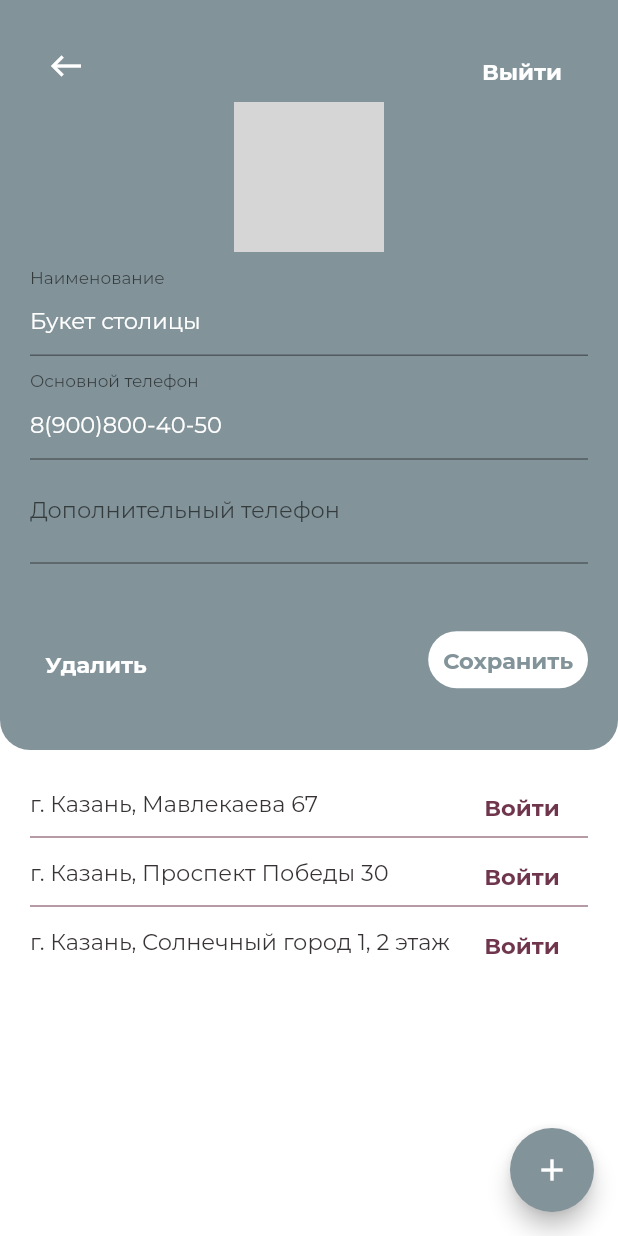
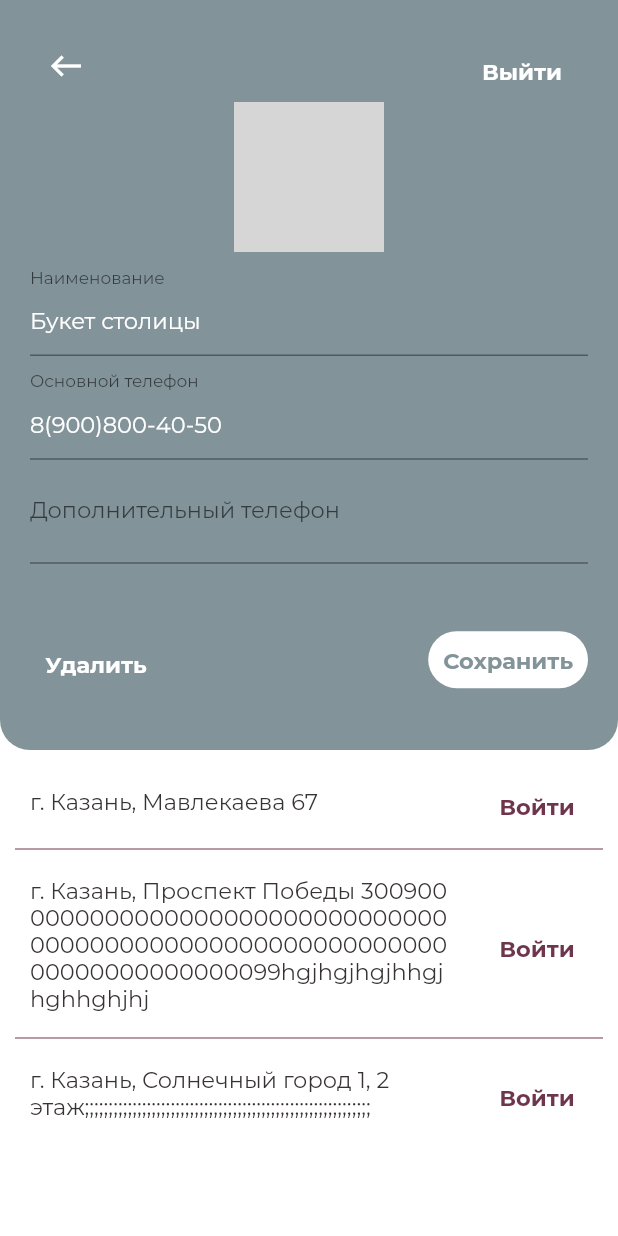
Before and after one commit to ermeevar/FlowerUI, a Flutter app: the screen it shows after launch, after a tap on "Изменить", on a phone screen of 412 x 824 dp. Run offline on Flutter 3.47's test engine with Material 2 defaults, Android fonts, the phone set to English and light mode, and no system bars; network calls fail; grey boxes are pictures that could not be loaded.

Commit message:
Split shops' content and products' content in widgets

```diff
--- a/lib/main.dart
+++ b/lib/main.dart
@@ -1,4 +1,4 @@
-import 'file:///C:/Users/201706/Desktop/FlowerUI/lib/screens/store.widgets/store.main_menu.dart';
+import 'file:///C:/Users/201706/Desktop/FlowerUI/lib/screens/store.widgets/store.main.menu.dart';
 import 'package:flutter/material.dart';
 
 void main() {
--- /dev/null
+++ b/lib/screens/store.widgets/store.content.dart
@@ -0,0 +1,155 @@
+import 'package:flower_ui/models/shop.dart';
+import 'package:flower_ui/screens/store.widgets/store.information.dart';
+import 'package:flutter/cupertino.dart';
+import 'package:flutter/material.dart';
+import '../../models/storeProduct.dart';
+
+class StoreContent extends StatefulWidget {
+  @override
+  StoreContentState createState() => StoreContentState();
+}
+
+class StoreContentState extends State<StoreContent> {
+  List<Shop> _shops = [
+    new Shop("г. Казань, Мавлекаева 67", 0),
+    new Shop(
+        "г. Казань, Проспект Победы 3009000000000000000000000000000000000000000000000000000000000000000000000000099hgjhgjhgjhhgjhghhghjhj",
+        0),
+    new Shop(
+        "г. Казань, Солнечный город 1, 2 этаж;;;;;;;;;;;;;;;;;;;;;;;;;;;;;;;;;;;;;;;;;;;;;;;;;;;;;;;;;;;;",
+        0)
+  ];
+  List<StoreProduct> _storeProducts = [
+    new StoreProduct("Ландыш", 137.80),
+    new StoreProduct("Тюльпан", 137.80),
+    new StoreProduct("Роза", 137.80),
+    new StoreProduct(
+        "Еще роза, 100000000 розззззззззззззззззззззззззззззззззззззззззззззз",
+        137.80),
+    new StoreProduct("Много роз", 137.80),
+    new StoreProduct("Роза роза роза", 137.80),
+  ];
+
+  @override
+  Widget build(BuildContext context) {
+    return Expanded(
+        child: new Padding(
+      padding: EdgeInsets.all(10),
+      child: new PageView(children: [
+        _shopsContent(context),
+        _productsContent(context),
+      ]),
+    ));
+  }
+
+  Widget _shopsContent(BuildContext context) {
+    return ListView.separated(
+      separatorBuilder: (context, index) => Divider(
+        color: Color.fromRGBO(110, 53, 76, 1),
+      ),
+      itemCount: _shops.length,
+      itemBuilder: (context, index) {
+        return new Container(
+            child: new Row(
+          mainAxisAlignment: MainAxisAlignment.spaceBetween,
+          children: [
+            new Expanded(
+                child: Padding(
+              padding: EdgeInsets.all(10),
+              child: new Text(
+                _shops[index].address,
+                style: new TextStyle(
+                    fontFamily: "Montserrat",
+                    fontSize: 15,
+                    color: Color.fromRGBO(55, 50, 52, 1),
+                    decoration: TextDecoration.none),
+              ),
+            )),
+            new FlatButton(
+                onPressed: () {},
+                padding: EdgeInsets.all(0),
+                child: new Text(
+                  "Войти",
+                  style: new TextStyle(
+                      height: 2,
+                      fontSize: 15.0,
+                      fontFamily: "MontserratBold",
+                      color: Color.fromRGBO(110, 53, 76, 1),
+                      decoration: TextDecoration.none),
+                )),
+          ],
+        ));
+      },
+    );
+  }
+
+  Widget _productsContent(BuildContext context) {
+    return ListView.separated(
+      separatorBuilder: (context, index) => Divider(
+        color: Color.fromRGBO(110, 53, 76, 1),
+      ),
+      itemCount: _storeProducts.length,
+      itemBuilder: (context, index) {
+        return new Container(
+            height: 105,
+            alignment: Alignment.centerLeft,
+            child: new Expanded(
+              child: Padding(
+                  padding: EdgeInsets.all(0),
+                  child: new Row(
+                    //mainAxisAlignment: MainAxisAlignment.spaceEvenly,
+                    children: [
+                      new Padding(
+                        padding: EdgeInsets.only(
+                            right: 40, top: 5, left: 5, bottom: 5),
+                        child: new CircleAvatar(
+                          radius: 50,
+                          backgroundImage: NetworkImage(
+                              'https://upload.wikimedia.org/wikipedia/commons/d/db/Rosa_Peer_Gynt_1.jpg'),
+                          backgroundColor: Colors.transparent,
+                        ),
+                      ),
+                      new Column(
+                        crossAxisAlignment: CrossAxisAlignment.start,
+                        mainAxisAlignment: MainAxisAlignment.center,
+                        children: [
+                          new Expanded(
+                              child: Text(_storeProducts[index].name,
+                              overflow: TextOverflow.clip,
+                              style: new TextStyle(
+                                  fontSize: 20.0,
+                                  fontFamily: "Montserrat",
+                                  color: Color.fromRGBO(55, 50, 52, 1),
+                                  fontWeight: FontWeight.normal,
+                                  decoration: TextDecoration.none))
+                          ),
+                          new Text(
+                              _storeProducts[index].cost.toString() + " руб.",
+                              style: new TextStyle(
+                                  height: 2,
+                                  fontSize: 15.0,
+                                  fontWeight: FontWeight.normal,
+                                  fontFamily: "Montserrat",
+                                  color: Color.fromRGBO(55, 50, 52, 1),
+                                  decoration: TextDecoration.none)),
+                          new FlatButton(
+                              onPressed: () {},
+                              padding: EdgeInsets.all(0),
+                              child: new Text(
+                                "Изменить",
+                                style: new TextStyle(
+                                    height: 1,
+                                    fontSize: 15.0,
+                                    fontFamily: "MontserratBold",
+                                    color: Color.fromRGBO(110, 53, 76, 1),
+                                    decoration: TextDecoration.none),
+                              )),
+                        ],
+                      )
+                    ],
+                  )),
+            ));
+      },
+    );
+  }
+}
--- /dev/null
+++ b/lib/screens/store.widgets/store.main.menu.dart
@@ -0,0 +1,19 @@
+import 'package:flower_ui/screens/store.widgets/store.content.dart';
+import 'package:flower_ui/screens/store.widgets/store.information.dart';
+import 'package:flutter/cupertino.dart';
+import 'package:flutter/material.dart';
+
+class StoreMainMenu extends StatelessWidget {
+  @override
+  Widget build(BuildContext context) {
+    return Scaffold(
+      body: Container(
+          color: Colors.white,
+          alignment: Alignment.center,
+          child: Column(children: <Widget>[
+            StoreInformation(),
+            StoreContent(),
+          ])),
+    );
+  }
+}
--- a/lib/screens/store.widgets/store.main_menu.dart
+++ /dev/null
@@ -1,164 +0,0 @@
-import 'package:flower_ui/models/shop.dart';
-import 'package:flower_ui/models/store.dart';
-import 'package:flower_ui/screens/store.widgets/store.information.dart';
-import 'package:flutter/cupertino.dart';
-import 'package:flutter/material.dart';
-import '../../models/storeProduct.dart';
-
-class StoreMainMenu extends StatelessWidget {
-  StoreMainMenu({Key key}) : super(key: key);
-  List<Shop> _shops = [
-    new Shop("г. Казань, Мавлекаева 67", 0),
-    new Shop("г. Казань, Проспект Победы 30", 0),
-    new Shop("г. Казань, Солнечный город 1, 2 этаж", 0)
-  ];
-  List<StoreProduct> _storeProducts = [
-    new StoreProduct("Ландыш", 137.80),
-    new StoreProduct("Тюльпан", 137.80),
-    new StoreProduct("Роза", 137.80),
-    new StoreProduct(
-        "Еще роза, 100000000 розззззззззззззззззззззззззззззззззззззззззззззз",
-        137.80),
-    new StoreProduct("Много роз", 137.80),
-    new StoreProduct("Роза роза роза", 137.80),
-  ];
-
-  @override
-  Widget build(BuildContext context) {
-    return Scaffold(
-      appBar: null,
-      floatingActionButton: new FloatingActionButton(
-        onPressed: () {},
-        backgroundColor: Color.fromRGBO(130, 147, 153, 1),
-        child: Icon(Icons.add_outlined),
-      ),
-      body: Container(
-          color: Colors.white,
-          alignment: Alignment.center,
-          child: Column(children: <Widget>[
-            StoreInformation(),
-            new Expanded(
-                child: new Padding(
-                  padding: EdgeInsets.all(20),
-                  child: new PageView(children: [
-                    new ListView.separated(
-                      separatorBuilder: (context, index) => Divider(
-                        color: Color.fromRGBO(110, 53, 76, 1),
-                      ),
-                      itemCount: _shops.length,
-                      itemBuilder: (context, index) {
-                        return new Container(
-                            height: 30,
-                            child: new Row(
-                              mainAxisAlignment: MainAxisAlignment.spaceBetween,
-                              children: [
-                                new Text(
-                                  _shops[index].address,
-                                  style: new TextStyle(
-                                      fontFamily: "Montserrat",
-                                      fontSize: 15,
-                                      color: Color.fromRGBO(55, 50, 52, 1),
-                                      decoration: TextDecoration.none),
-                                ),
-                                new FlatButton(
-                                    onPressed: () {},
-                                    padding: EdgeInsets.all(0),
-                                    child: new Text(
-                                      "Войти",
-                                      style: new TextStyle(
-                                          height: 2,
-                                          fontSize: 15.0,
-                                          fontFamily: "MontserratBold",
-                                          color: Color.fromRGBO(110, 53, 76, 1),
-                                          decoration: TextDecoration.none),
-                                    )),
-                              ],
-                            ));
-                      },
-                    ),
-                    new ListView.separated(
-                      separatorBuilder: (context, index) => Divider(
-                        color: Color.fromRGBO(110, 53, 76, 1),
-                      ),
-                      itemCount: _storeProducts.length,
-                      itemBuilder: (context, index) {
-                        return new Container(
-                            height: 105,
-                            alignment: Alignment.centerLeft,
-                            child: new Container(
-                              child: Padding(
-                                  padding: EdgeInsets.all(0),
-                                  child: new Row(
-                                    //mainAxisAlignment: MainAxisAlignment.spaceEvenly,
-                                    children: [
-                                      new Padding(
-                                        padding: EdgeInsets.only(
-                                            right: 40,
-                                            top: 5,
-                                            left: 5,
-                                            bottom: 5),
-                                        child: new CircleAvatar(
-                                          radius: 50,
-                                          backgroundImage: NetworkImage(
-                                              'https://upload.wikimedia.org/wikipedia/commons/d/db/Rosa_Peer_Gynt_1.jpg'),
-                                          backgroundColor: Colors.transparent,
-                                        ),
-                                      ),
-                                      new Column(
-                                        crossAxisAlignment:
-                                        CrossAxisAlignment.start,
-                                        mainAxisAlignment:
-                                        MainAxisAlignment.center,
-                                        children: [
-                                          new Text(_storeProducts[index].name,
-                                              overflow: TextOverflow.clip,
-                                              style: new TextStyle(
-                                                  fontSize: 20.0,
-                                                  fontFamily: "Montserrat",
-                                                  color: Color.fromRGBO(
-                                                      55, 50, 52, 1),
-                                                  fontWeight: FontWeight.normal,
-                                                  decoration:
-                                                  TextDecoration.none)),
-                                          new Text(
-                                              _storeProducts[index]
-                                                  .cost
-                                                  .toString() +
-                                                  " руб.",
-                                              style: new TextStyle(
-                                                  height: 2,
-                                                  fontSize: 15.0,
-                                                  fontWeight: FontWeight.normal,
-                                                  fontFamily: "Montserrat",
-                                                  color: Color.fromRGBO(
-                                                      55, 50, 52, 1),
-                                                  decoration:
-                                                  TextDecoration.none)),
-                                          new FlatButton(
-                                              onPressed: () {},
-                                              padding: EdgeInsets.all(0),
-                                              child: new Text(
-                                                "Изменить",
-                                                style: new TextStyle(
-                                                    height: 1,
-                                                    fontSize: 15.0,
-                                                    fontFamily:
-                                                    "MontserratBold",
-                                                    color: Color.fromRGBO(
-                                                        110, 53, 76, 1),
-                                                    decoration:
-                                                    TextDecoration.none),
-                                              )),
-                                        ],
-                                      )
-                                    ],
-                                  )),
-                            ));
-                      },
-                    ),
-                  ]),
-                ))
-          ])),
-    );
-  }
-}
```
